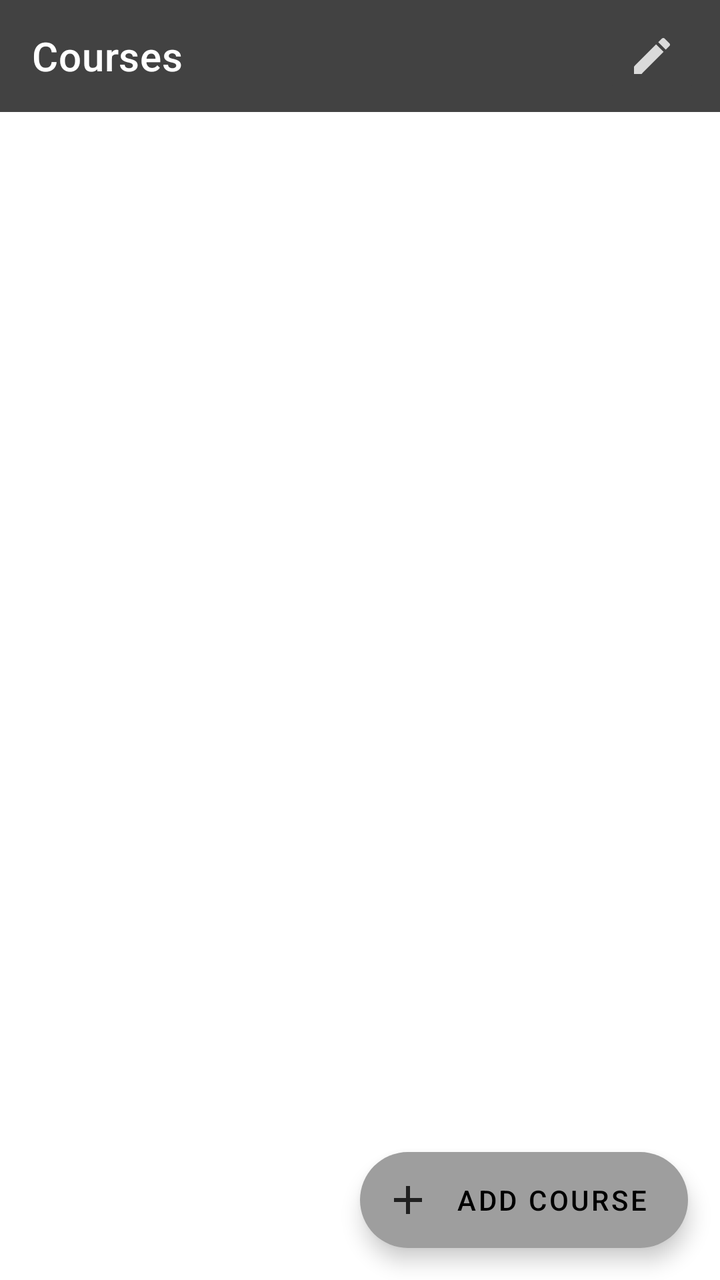
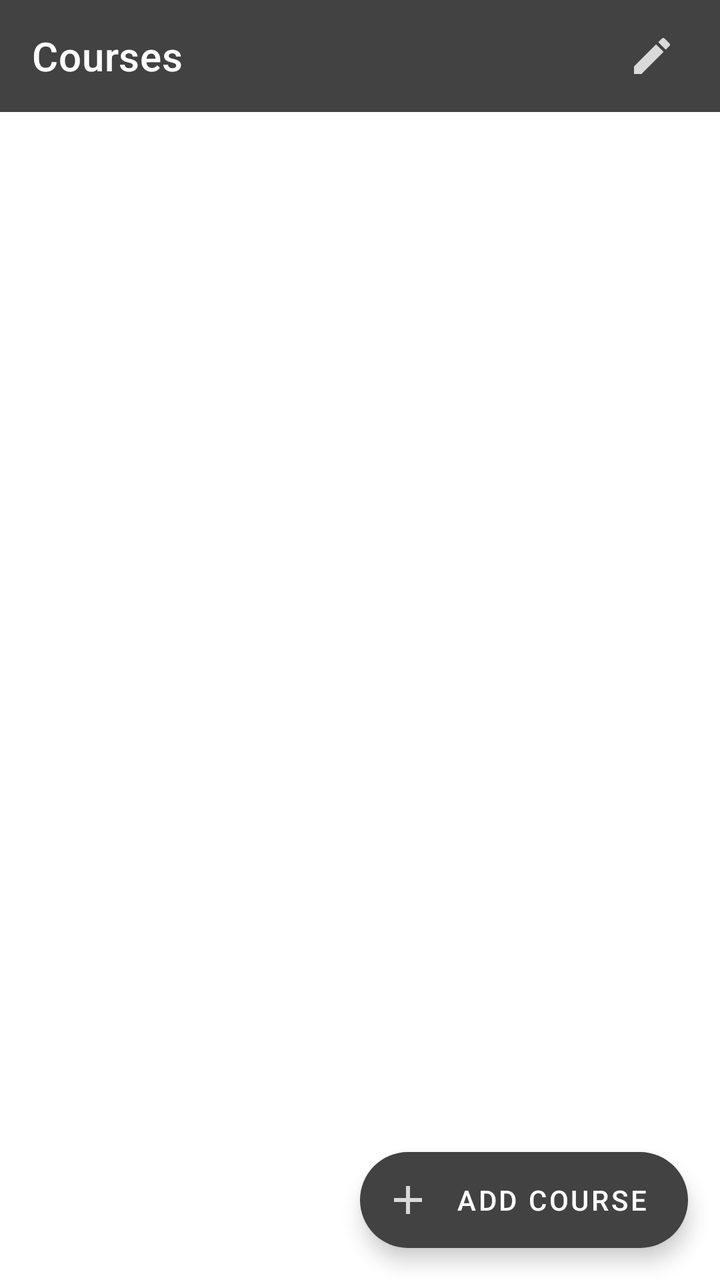

Before-and-after screenshots of an Android layout around one commit, followed by the original layout XML and the change that was made.
<!-- AndroidManifest.xml: application theme Theme.SyllabusPro -->
<!-- res/layout/fragment_courses.xml -->
<?xml version="1.0" encoding="utf-8"?>
<androidx.constraintlayout.widget.ConstraintLayout xmlns:android="http://schemas.android.com/apk/res/android"
    xmlns:app="http://schemas.android.com/apk/res-auto"
    xmlns:tools="http://schemas.android.com/tools"
    android:layout_width="match_parent"
    android:layout_height="match_parent"
android:layout_marginBottom="?attr/actionBarSize"
    tools:context="com.example.syllabuspro.ui.courses.CoursesFragment">

    <androidx.recyclerview.widget.RecyclerView
            android:id="@+id/recyclerView"
            android:layout_width="match_parent"
            android:layout_height="wrap_content"
            app:layout_constraintStart_toStartOf="parent"
            app:layout_constraintTop_toBottomOf="@id/manage_toolbar"
    />

    <com.google.android.material.floatingactionbutton.ExtendedFloatingActionButton
        android:id="@+id/add_course_button"
        android:layout_width="wrap_content"
        android:layout_height="wrap_content"
        android:layout_margin="16dp"
        app:backgroundTint="@color/gray_500"
        android:contentDescription="To do"
        android:text="Add course"
        app:icon="@drawable/ic_add"
        app:layout_constraintBottom_toBottomOf="parent"
        app:layout_constraintEnd_toEndOf="parent"
    />

    <com.google.android.material.appbar.AppBarLayout
        android:layout_width="match_parent"
        android:layout_height="wrap_content" app:layout_constraintTop_toTopOf="parent"
        app:layout_constraintStart_toStartOf="parent" app:layout_constraintEnd_toEndOf="parent"
        android:id="@+id/appBarLayout" app:layout_constraintHorizontal_bias="0.0" android:layout_marginTop="16dp">
    </com.google.android.material.appbar.AppBarLayout>

    <androidx.appcompat.widget.Toolbar
        android:id="@+id/manage_toolbar"
        android:layout_width="match_parent"
        android:layout_height="wrap_content"
        android:background="?attr/colorPrimary"
        android:theme="?attr/actionBarTheme"
        android:minHeight="?attr/actionBarSize"
        app:layout_constraintTop_toTopOf="parent" app:layout_constraintEnd_toEndOf="parent"
        app:layout_constraintStart_toStartOf="parent"
        app:titleTextColor = "#fff"
        app:title="Courses"/>

    <ImageButton
            android:id="@+id/editButton"
            android:src="@drawable/ic_edit"
            android:layout_width="wrap_content"
            android:layout_height="wrap_content"
            android:tint="@color/white"
            app:backgroundTint="?attr/colorPrimary"
            android:layout_marginEnd="10dp"
            app:layout_constraintTop_toTopOf="@id/manage_toolbar"
            app:layout_constraintBottom_toBottomOf="@id/manage_toolbar"
            app:layout_constraintEnd_toEndOf="parent"
    />
</androidx.constraintlayout.widget.ConstraintLayout>
<!-- resources referenced by this layout -->
<resources>
  <color name="gray_500">#9E9E9E</color>
  <color name="white">#FFFFFFFF</color>
  <!-- drawable ic_add (drawable-anydpi) -->
  <vector xmlns:android="http://schemas.android.com/apk/res/android"
      android:width="24dp"
      android:height="24dp"
      android:viewportWidth="24"
      android:viewportHeight="24"
      android:tint="#000000"
      android:alpha="0.8">
    <path
        android:fillColor="@android:color/white"
        android:pathData="M19,13h-6v6h-2v-6H5v-2h6V5h2v6h6v2z"/>
  </vector>
  <!-- drawable ic_edit (drawable-anydpi) -->
  <vector xmlns:android="http://schemas.android.com/apk/res/android"
      android:width="24dp"
      android:height="24dp"
      android:viewportWidth="24"
      android:viewportHeight="24"
      android:tint="#000000"
      android:alpha="0.8">
    <path
        android:fillColor="@android:color/white"
        android:pathData="M3,17.25V21h3.75L17.81,9.94l-3.75,-3.75L3,17.25zM20.71,7.04c0.39,-0.39 0.39,-1.02 0,-1.41l-2.34,-2.34c-0.39,-0.39 -1.02,-0.39 -1.41,0l-1.83,1.83 3.75,3.75 1.83,-1.83z"/>
  </vector>
  <style name="Theme.SyllabusPro" parent="Theme.MaterialComponents.Light.DarkActionBar">
          
          <item name="colorPrimary">@color/gray_800</item>
          <item name="colorPrimaryVariant">@color/gray_900</item>
          <item name="colorOnPrimary">@color/black</item>
  
          
          <item name="colorSecondary">@color/gray_200</item>
          <item name="colorSecondaryVariant">@color/gray_400</item>
          <item name="colorOnSecondary">@color/black</item>
  
          
          <item name="android:statusBarColor" tools:targetApi="l">?attr/colorPrimaryVariant</item>
  
          
          <item name="extendedFloatingActionButtonPrimaryStyle">@color/gray_200</item>
          <item name="android:textColorPrimary">@color/black</item>
          <item name="android:textColor">@color/black</item>
  
          
      </style>
  <color name="gray_800">#424242</color>
  <color name="gray_900">#212121</color>
  <color name="black">#FF000000</color>
  <color name="gray_200">#EEEEEE</color>
  <color name="gray_400">#BDBDBD</color>
</resources>

<!-- the commit's change to res/layout/fragment_courses.xml (unified diff, before → after) -->
@@ -20,10 +20,12 @@ android:layout_marginBottom="?attr/actionBarSize"
         android:layout_width="wrap_content"
         android:layout_height="wrap_content"
         android:layout_margin="16dp"
-        app:backgroundTint="@color/gray_500"
+        app:backgroundTint="@color/gray_800"
         android:contentDescription="To do"
         android:text="Add course"
+        android:textColor="@color/white"
         app:icon="@drawable/ic_add"
+        app:iconTint="@color/white"
         app:layout_constraintBottom_toBottomOf="parent"
         app:layout_constraintEnd_toEndOf="parent"
     />
<!-- resource entries referenced after the edit -->
@@ -1,6 +1,5 @@
 <!-- resources referenced by this layout -->
 <resources>
-  <color name="gray_500">#9E9E9E</color>
   <color name="white">#FFFFFFFF</color>
   <!-- drawable ic_add (drawable-anydpi) -->
   <vector xmlns:android="http://schemas.android.com/apk/res/android"
